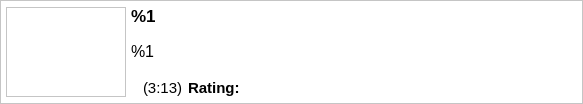
Qt form ui/searchvideositem.ui (ckorn/xvst) before a commit.
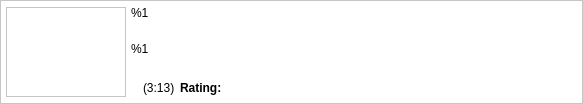
The same form after that commit. Icons and pictures are not drawn.

Commit message: - Improved windows, macosx and linux visualization

```diff
--- a/ui/searchvideositem.ui
+++ b/ui/searchvideositem.ui
@@ -31,9 +31,6 @@
      <property name="frameShape">
       <enum>QFrame::StyledPanel</enum>
      </property>
-     <property name="frameShadow">
-      <enum>QFrame::Raised</enum>
-     </property>
      <layout class="QGridLayout" name="gridLayout_2">
       <property name="margin">
        <number>5</number>
@@ -68,13 +65,6 @@
       </item>
       <item row="0" column="1" colspan="6">
        <widget class="QLabel" name="lblTitle">
-        <property name="font">
-         <font>
-          <pointsize>13</pointsize>
-          <weight>75</weight>
-          <bold>true</bold>
-         </font>
-        </property>
         <property name="text">
          <string notr="true">&lt;html&gt;&lt;style&gt;em { color: red; }&lt;/style&gt;&lt;body&gt;%1&lt;/body&gt;&lt;/html&gt;</string>
         </property>
@@ -94,11 +84,6 @@
           <verstretch>0</verstretch>
          </sizepolicy>
         </property>
-        <property name="font">
-         <font>
-          <pointsize>12</pointsize>
-         </font>
-        </property>
         <property name="text">
          <string notr="true">&lt;html&gt;&lt;style&gt;em { color: red; }&lt;/style&gt;&lt;body&gt;%1&lt;/body&gt;&lt;/html&gt;</string>
         </property>
@@ -115,11 +100,6 @@
           <height>20</height>
          </size>
         </property>
-        <property name="font">
-         <font>
-          <pointsize>11</pointsize>
-         </font>
-        </property>
         <property name="text">
          <string notr="true">(3:13)</string>
         </property>
@@ -169,11 +149,6 @@
       </item>
       <item row="2" column="3">
        <widget class="QLabel" name="lblRating">
-        <property name="font">
-         <font>
-          <pointsize>11</pointsize>
-         </font>
-        </property>
         <property name="text">
          <string>&lt;b&gt;Rating:&lt;/b&gt;</string>
         </property>
```
Left out of the diff: 2 changed lines with no effect on the pictures. The commit also changes 1 other file.
